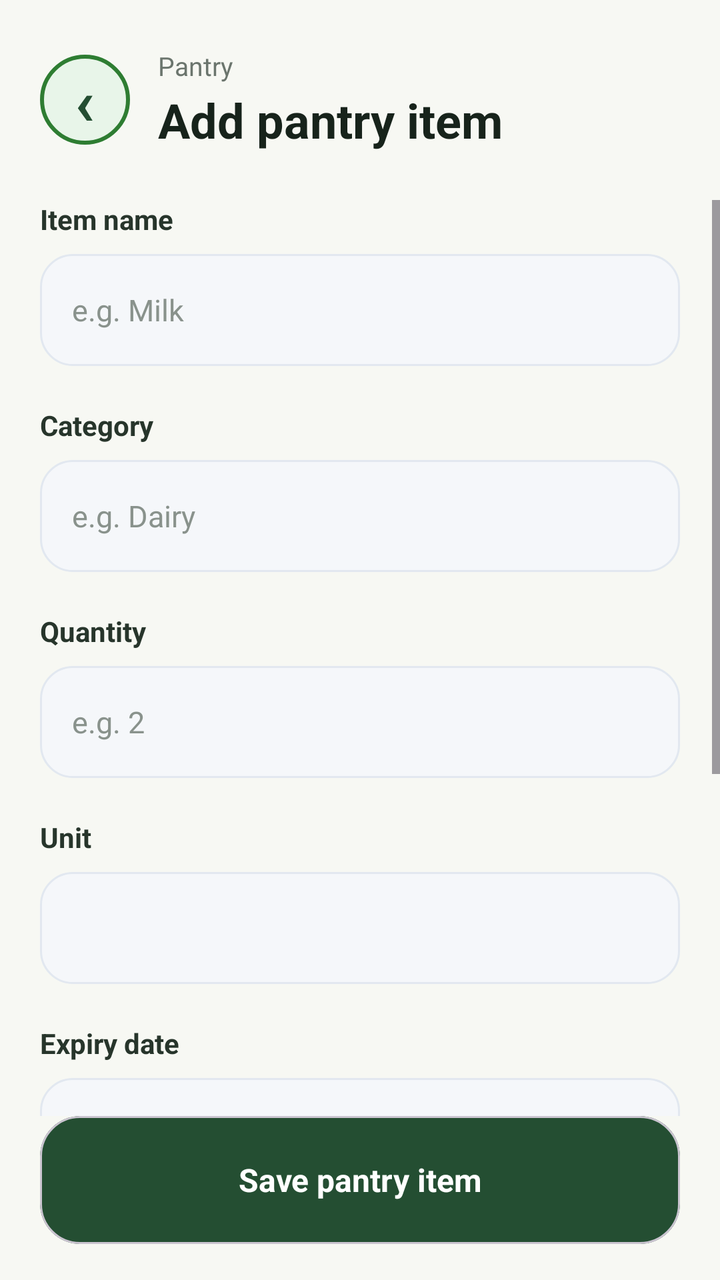
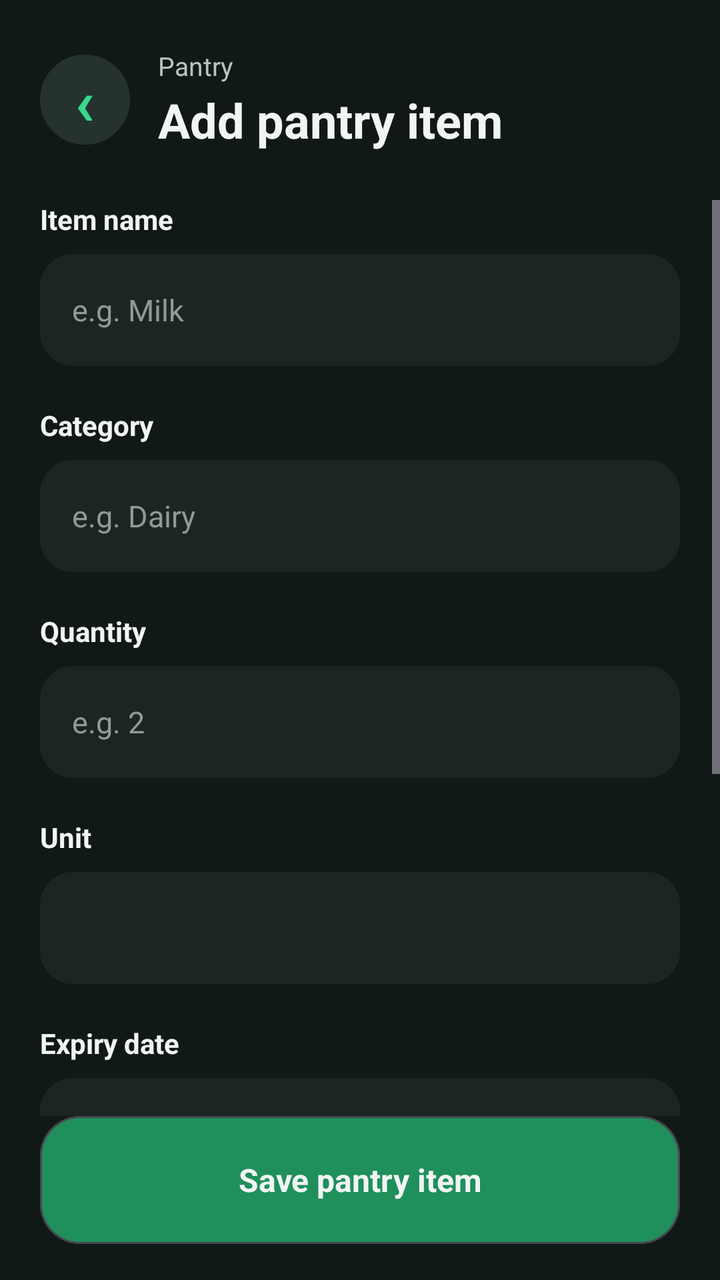

An Android layout rendered at two revisions. The XML below is the earlier revision; the diff shows what the commit changed to produce the second picture.
<!-- AndroidManifest.xml: application theme Theme.SmartPantryManager -->
<!-- res/layout/activity_add_item.xml -->
<?xml version="1.0" encoding="utf-8"?>
<androidx.constraintlayout.widget.ConstraintLayout
    xmlns:android="http://schemas.android.com/apk/res/android"
    xmlns:app="http://schemas.android.com/apk/res-auto"
    xmlns:tools="http://schemas.android.com/tools"
    android:layout_width="match_parent"
    android:layout_height="match_parent"
    android:background="#F7F8F3"
    tools:context=".AddItemActivity">

    
    <LinearLayout
        android:id="@+id/header"
        android:layout_width="0dp"
        android:layout_height="wrap_content"
        android:layout_marginStart="20dp"
        android:layout_marginTop="24dp"
        android:layout_marginEnd="20dp"
        android:gravity="center_vertical"
        android:orientation="horizontal"
        app:layout_constraintEnd_toEndOf="parent"
        app:layout_constraintStart_toStartOf="parent"
        app:layout_constraintTop_toTopOf="parent">

        <TextView
            android:id="@+id/backButton"
            android:layout_width="45dp"
            android:layout_height="45dp"
            android:background="@drawable/profile_circle"
            android:gravity="center"
            android:text="‹"
            android:textColor="#244E32"
            android:textSize="32sp"
            android:textStyle="bold" />

        <LinearLayout
            android:layout_width="0dp"
            android:layout_height="wrap_content"
            android:layout_marginStart="14dp"
            android:layout_weight="1"
            android:orientation="vertical">

            <TextView
                android:layout_width="wrap_content"
                android:layout_height="wrap_content"
                android:text="Pantry"
                android:textColor="#6B756D"
                android:textSize="13sp" />

            <TextView
                android:layout_width="wrap_content"
                android:layout_height="wrap_content"
                android:layout_marginTop="2dp"
                android:text="Add pantry item"
                android:textColor="#17231B"
                android:textSize="24sp"
                android:textStyle="bold" />

        </LinearLayout>

    </LinearLayout>

    
    <ScrollView
        android:layout_width="0dp"
        android:layout_height="0dp"
        android:layout_marginTop="24dp"
        android:fillViewport="true"
        android:overScrollMode="never"
        app:layout_constraintBottom_toTopOf="@+id/saveItemButton"
        app:layout_constraintEnd_toEndOf="parent"
        app:layout_constraintStart_toStartOf="parent"
        app:layout_constraintTop_toBottomOf="@+id/header">

        <LinearLayout
            android:layout_width="match_parent"
            android:layout_height="wrap_content"
            android:orientation="vertical"
            android:paddingStart="20dp"
            android:paddingEnd="20dp"
            android:paddingBottom="30dp">

            
            <TextView
                android:layout_width="wrap_content"
                android:layout_height="wrap_content"
                android:text="Item name"
                android:textColor="#27352B"
                android:textSize="14sp"
                android:textStyle="bold" />

            <EditText
                android:id="@+id/itemNameInput"
                android:layout_width="match_parent"
                android:layout_height="56dp"
                android:layout_marginTop="8dp"
                android:background="@drawable/search_background"
                android:hint="e.g. Milk"
                android:inputType="textCapSentences"
                android:paddingStart="16dp"
                android:paddingEnd="16dp"
                android:textColor="#17231B"
                android:textColorHint="#89928C"
                android:textSize="15sp" />

            
            <TextView
                android:layout_width="wrap_content"
                android:layout_height="wrap_content"
                android:layout_marginTop="20dp"
                android:text="Category"
                android:textColor="#27352B"
                android:textSize="14sp"
                android:textStyle="bold" />

            <EditText
                android:id="@+id/categoryInput"
                android:layout_width="match_parent"
                android:layout_height="56dp"
                android:layout_marginTop="8dp"
                android:background="@drawable/search_background"
                android:hint="e.g. Dairy"
                android:inputType="textCapSentences"
                android:paddingStart="16dp"
                android:paddingEnd="16dp"
                android:textColor="#17231B"
                android:textColorHint="#89928C"
                android:textSize="15sp" />

            
            <TextView
                android:layout_width="wrap_content"
                android:layout_height="wrap_content"
                android:layout_marginTop="20dp"
                android:text="Quantity"
                android:textColor="#27352B"
                android:textSize="14sp"
                android:textStyle="bold" />

            <EditText
                android:id="@+id/quantityInput"
                android:layout_width="match_parent"
                android:layout_height="56dp"
                android:layout_marginTop="8dp"
                android:background="@drawable/search_background"
                android:hint="e.g. 2"
                android:inputType="number"
                android:paddingStart="16dp"
                android:paddingEnd="16dp"
                android:textColor="#17231B"
                android:textColorHint="#89928C"
                android:textSize="15sp" />

            
            <TextView
                android:layout_width="wrap_content"
                android:layout_height="wrap_content"
                android:layout_marginTop="20dp"
                android:text="Unit"
                android:textColor="#27352B"
                android:textSize="14sp"
                android:textStyle="bold" />

            <Spinner
                android:id="@+id/unitSpinner"
                android:layout_width="match_parent"
                android:layout_height="56dp"
                android:layout_marginTop="8dp"
                android:background="@drawable/search_background"
                android:paddingStart="12dp"
                android:paddingEnd="12dp" />

            
            <TextView
                android:layout_width="wrap_content"
                android:layout_height="wrap_content"
                android:layout_marginTop="20dp"
                android:text="Expiry date"
                android:textColor="#27352B"
                android:textSize="14sp"
                android:textStyle="bold" />

            <EditText
                android:id="@+id/expiryDateInput"
                android:layout_width="match_parent"
                android:layout_height="56dp"
                android:layout_marginTop="8dp"
                android:background="@drawable/search_background"
                android:clickable="true"
                android:focusable="false"
                android:hint="Select expiry date"
                android:paddingStart="16dp"
                android:paddingEnd="16dp"
                android:textColor="#17231B"
                android:textColorHint="#89928C"
                android:textSize="15sp" />

            
            <TextView
                android:layout_width="wrap_content"
                android:layout_height="wrap_content"
                android:layout_marginTop="20dp"
                android:text="Low-stock threshold"
                android:textColor="#27352B"
                android:textSize="14sp"
                android:textStyle="bold" />

            <EditText
                android:id="@+id/lowStockInput"
                android:layout_width="match_parent"
                android:layout_height="56dp"
                android:layout_marginTop="8dp"
                android:background="@drawable/search_background"
                android:hint="e.g. 1"
                android:inputType="number"
                android:paddingStart="16dp"
                android:paddingEnd="16dp"
                android:textColor="#17231B"
                android:textColorHint="#89928C"
                android:textSize="15sp" />

            
            <TextView
                android:layout_width="wrap_content"
                android:layout_height="wrap_content"
                android:layout_marginTop="20dp"
                android:text="Storage location"
                android:textColor="#27352B"
                android:textSize="14sp"
                android:textStyle="bold" />

            <EditText
                android:id="@+id/locationInput"
                android:layout_width="match_parent"
                android:layout_height="56dp"
                android:layout_marginTop="8dp"
                android:background="@drawable/search_background"
                android:hint="e.g. Refrigerator"
                android:inputType="textCapSentences"
                android:paddingStart="16dp"
                android:paddingEnd="16dp"
                android:textColor="#17231B"
                android:textColorHint="#89928C"
                android:textSize="15sp" />

        </LinearLayout>

    </ScrollView>

    
    <com.google.android.material.card.MaterialCardView
        android:id="@+id/saveItemButton"
        android:layout_width="0dp"
        android:layout_height="64dp"
        android:layout_marginStart="20dp"
        android:layout_marginEnd="20dp"
        android:layout_marginBottom="18dp"
        android:clickable="true"
        android:focusable="true"
        app:cardBackgroundColor="#244E32"
        app:cardCornerRadius="20dp"
        app:cardElevation="0dp"
        app:layout_constraintBottom_toBottomOf="parent"
        app:layout_constraintEnd_toEndOf="parent"
        app:layout_constraintStart_toStartOf="parent">

        <TextView
            android:layout_width="match_parent"
            android:layout_height="match_parent"
            android:gravity="center"
            android:text="Save pantry item"
            android:textColor="#FFFFFF"
            android:textSize="16sp"
            android:textStyle="bold" />

    </com.google.android.material.card.MaterialCardView>

</androidx.constraintlayout.widget.ConstraintLayout>
<!-- resources referenced by this layout -->
<resources>
  <!-- drawable profile_circle (drawable) -->
  <?xml version="1.0" encoding="utf-8"?>
  <shape xmlns:android="http://schemas.android.com/apk/res/android"
      android:shape="oval">
  
      <solid android:color="#E8F5E9" />
  
      <stroke
          android:width="2dp"
          android:color="#2E7D32" />
  
  </shape>
  <!-- drawable search_background (drawable) -->
  <?xml version="1.0" encoding="utf-8"?>
  <shape xmlns:android="http://schemas.android.com/apk/res/android"
      android:shape="rectangle">
  
      <solid android:color="#F5F7FA" />
  
      <corners android:radius="16dp" />
  
      <stroke
          android:width="1dp"
          android:color="#E2E8F0" />
  
      <padding
          android:left="16dp"
          android:top="10dp"
          android:right="16dp"
          android:bottom="10dp" />
  
  </shape>
  <style name="Theme.SmartPantryManager" parent="Base.Theme.SmartPantryManager" />
  <style name="Base.Theme.SmartPantryManager" parent="Theme.Material3.DayNight.NoActionBar">
          
          
      </style>
</resources>

<!-- the commit's change to res/layout/activity_add_item.xml (unified diff, before → after) -->
@@ -5,7 +5,7 @@
     xmlns:tools="http://schemas.android.com/tools"
     android:layout_width="match_parent"
     android:layout_height="match_parent"
-    android:background="#F7F8F3"
+    android:background="@color/background_dark"
     tools:context=".AddItemActivity">
 
     
@@ -27,9 +27,10 @@
             android:layout_width="45dp"
             android:layout_height="45dp"
             android:background="@drawable/profile_circle"
+            android:backgroundTint="@color/surface_card"
             android:gravity="center"
             android:text="‹"
-            android:textColor="#244E32"
+            android:textColor="@color/primary_green"
             android:textSize="32sp"
             android:textStyle="bold" />
 
@@ -44,7 +45,7 @@
                 android:layout_width="wrap_content"
                 android:layout_height="wrap_content"
                 android:text="Pantry"
-                android:textColor="#6B756D"
+                android:textColor="@color/text_secondary_dark"
                 android:textSize="13sp" />
 
             <TextView
@@ -52,7 +53,7 @@
                 android:layout_height="wrap_content"
                 android:layout_marginTop="2dp"
                 android:text="Add pantry item"
-                android:textColor="#17231B"
+                android:textColor="@color/text_primary_dark"
                 android:textSize="24sp"
                 android:textStyle="bold" />
 
@@ -85,7 +86,7 @@
                 android:layout_width="wrap_content"
                 android:layout_height="wrap_content"
                 android:text="Item name"
-                android:textColor="#27352B"
+                android:textColor="@color/text_primary_dark"
                 android:textSize="14sp"
                 android:textStyle="bold" />
 
@@ -95,12 +96,13 @@
                 android:layout_height="56dp"
                 android:layout_marginTop="8dp"
                 android:background="@drawable/search_background"
+                android:backgroundTint="@color/surface_dark"
                 android:hint="e.g. Milk"
                 android:inputType="textCapSentences"
                 android:paddingStart="16dp"
                 android:paddingEnd="16dp"
-                android:textColor="#17231B"
-                android:textColorHint="#89928C"
+                android:textColor="@color/text_primary_dark"
+                android:textColorHint="@color/text_muted_dark"
                 android:textSize="15sp" />
 
             
@@ -109,7 +111,7 @@
                 android:layout_height="wrap_content"
                 android:layout_marginTop="20dp"
                 android:text="Category"
-                android:textColor="#27352B"
+                android:textColor="@color/text_primary_dark"
                 android:textSize="14sp"
                 android:textStyle="bold" />
 
@@ -119,12 +121,13 @@
                 android:layout_height="56dp"
                 android:layout_marginTop="8dp"
                 android:background="@drawable/search_background"
+                android:backgroundTint="@color/surface_dark"
                 android:hint="e.g. Dairy"
                 android:inputType="textCapSentences"
                 android:paddingStart="16dp"
                 android:paddingEnd="16dp"
-                android:textColor="#17231B"
-                android:textColorHint="#89928C"
+                android:textColor="@color/text_primary_dark"
+                android:textColorHint="@color/text_muted_dark"
                 android:textSize="15sp" />
 
             
@@ -133,7 +136,7 @@
                 android:layout_height="wrap_content"
                 android:layout_marginTop="20dp"
                 android:text="Quantity"
-                android:textColor="#27352B"
+                android:textColor="@color/text_primary_dark"
                 android:textSize="14sp"
                 android:textStyle="bold" />
 
@@ -143,12 +146,13 @@
                 android:layout_height="56dp"
                 android:layout_marginTop="8dp"
                 android:background="@drawable/search_background"
+                android:backgroundTint="@color/surface_dark"
                 android:hint="e.g. 2"
                 android:inputType="number"
                 android:paddingStart="16dp"
                 android:paddingEnd="16dp"
-                android:textColor="#17231B"
-                android:textColorHint="#89928C"
+                android:textColor="@color/text_primary_dark"
+                android:textColorHint="@color/text_muted_dark"
                 android:textSize="15sp" />
 
             
@@ -157,7 +161,7 @@
                 android:layout_height="wrap_content"
                 android:layout_marginTop="20dp"
                 android:text="Unit"
-                android:textColor="#27352B"
+                android:textColor="@color/text_primary_dark"
                 android:textSize="14sp"
                 android:textStyle="bold" />
 
@@ -167,6 +171,7 @@
                 android:layout_height="56dp"
                 android:layout_marginTop="8dp"
                 android:background="@drawable/search_background"
+                android:backgroundTint="@color/surface_dark"
                 android:paddingStart="12dp"
                 android:paddingEnd="12dp" />
 
@@ -176,7 +181,7 @@
                 android:layout_height="wrap_content"
                 android:layout_marginTop="20dp"
                 android:text="Expiry date"
-                android:textColor="#27352B"
+                android:textColor="@color/text_primary_dark"
                 android:textSize="14sp"
                 android:textStyle="bold" />
 
@@ -186,13 +191,14 @@
                 android:layout_height="56dp"
                 android:layout_marginTop="8dp"
                 android:background="@drawable/search_background"
+                android:backgroundTint="@color/surface_dark"
                 android:clickable="true"
                 android:focusable="false"
                 android:hint="Select expiry date"
                 android:paddingStart="16dp"
                 android:paddingEnd="16dp"
-                android:textColor="#17231B"
-                android:textColorHint="#89928C"
+                android:textColor="@color/text_primary_dark"
+                android:textColorHint="@color/text_muted_dark"
                 android:textSize="15sp" />
 
             
@@ -201,7 +207,7 @@
                 android:layout_height="wrap_content"
                 android:layout_marginTop="20dp"
                 android:text="Low-stock threshold"
-                android:textColor="#27352B"
+                android:textColor="@color/text_primary_dark"
                 android:textSize="14sp"
                 android:textStyle="bold" />
 
@@ -211,12 +217,13 @@
                 android:layout_height="56dp"
                 android:layout_marginTop="8dp"
                 android:background="@drawable/search_background"
+                android:backgroundTint="@color/surface_dark"
                 android:hint="e.g. 1"
                 android:inputType="number"
                 android:paddingStart="16dp"
                 android:paddingEnd="16dp"
-                android:textColor="#17231B"
-                android:textColorHint="#89928C"
+                android:textColor="@color/text_primary_dark"
+                android:textColorHint="@color/text_muted_dark"
                 android:textSize="15sp" />
 
             
@@ -225,7 +232,7 @@
                 android:layout_height="wrap_content"
                 android:layout_marginTop="20dp"
                 android:text="Storage location"
-                android:textColor="#27352B"
+                android:textColor="@color/text_primary_dark"
                 android:textSize="14sp"
                 android:textStyle="bold" />
 
@@ -235,12 +242,13 @@
                 android:layout_height="56dp"
                 android:layout_marginTop="8dp"
                 android:background="@drawable/search_background"
+                android:backgroundTint="@color/surface_dark"
                 android:hint="e.g. Refrigerator"
                 android:inputType="textCapSentences"
                 android:paddingStart="16dp"
                 android:paddingEnd="16dp"
-                android:textColor="#17231B"
-                android:textColorHint="#89928C"
+                android:textColor="@color/text_primary_dark"
+                android:textColorHint="@color/text_muted_dark"
                 android:textSize="15sp" />
 
         </LinearLayout>
@@ -257,7 +265,7 @@
         android:layout_marginBottom="18dp"
         android:clickable="true"
         android:focusable="true"
-        app:cardBackgroundColor="#244E32"
+        app:cardBackgroundColor="@color/primary_green_dark"
         app:cardCornerRadius="20dp"
         app:cardElevation="0dp"
         app:layout_constraintBottom_toBottomOf="parent"
@@ -269,7 +277,7 @@
             android:layout_height="match_parent"
             android:gravity="center"
             android:text="Save pantry item"
-            android:textColor="#FFFFFF"
+            android:textColor="@color/text_primary_dark"
             android:textSize="16sp"
             android:textStyle="bold" />
 
<!-- resource entries referenced after the edit -->
@@ -1,5 +1,13 @@
 <!-- resources referenced by this layout -->
 <resources>
+  <color name="background_dark">#111917</color>
+  <color name="primary_green">#39D98A</color>
+  <color name="primary_green_dark">#1F8F5B</color>
+  <color name="surface_card">#26322F</color>
+  <color name="surface_dark">#1C2523</color>
+  <color name="text_muted_dark">#8E9B96</color>
+  <color name="text_primary_dark">#F1F5F3</color>
+  <color name="text_secondary_dark">#B8C4BF</color>
   <!-- drawable profile_circle (drawable) -->
   <?xml version="1.0" encoding="utf-8"?>
   <shape xmlns:android="http://schemas.android.com/apk/res/android"
@@ -33,9 +41,26 @@
   
   </shape>
   <style name="Theme.SmartPantryManager" parent="Base.Theme.SmartPantryManager" />
-  <style name="Base.Theme.SmartPantryManager" parent="Theme.Material3.DayNight.NoActionBar">
-          
-          
+  <style name="Base.Theme.SmartPantryManager" parent="Theme.Material3.Dark.NoActionBar">
+  
+          <item name="colorPrimary">@color/primary_green</item>
+          <item name="colorOnPrimary">@color/black</item>
+  
+          <item name="colorSecondary">@color/primary_green_dark</item>
+          <item name="colorOnSecondary">@color/text_primary_dark</item>
+  
+          <item name="colorSurface">@color/surface_dark</item>
+          <item name="colorOnSurface">@color/text_primary_dark</item>
+  
+          <item name="android:windowBackground">@color/background_dark</item>
+          <item name="android:colorAccent">@color/primary_green</item>
+  
+          <item name="android:statusBarColor">@color/background_dark</item>
+          <item name="android:navigationBarColor">@color/background_dark</item>
+  
+          <item name="android:windowLightStatusBar">false</item>
+  
       </style>
+  <color name="black">#FF000000</color>
 </resources>
 
